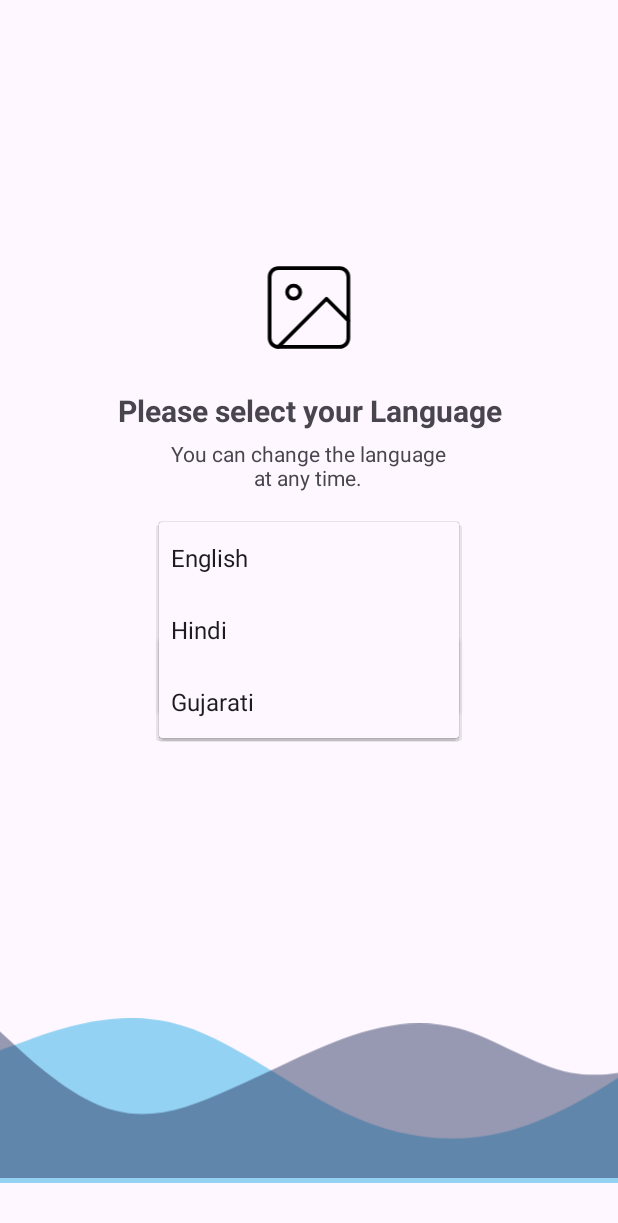
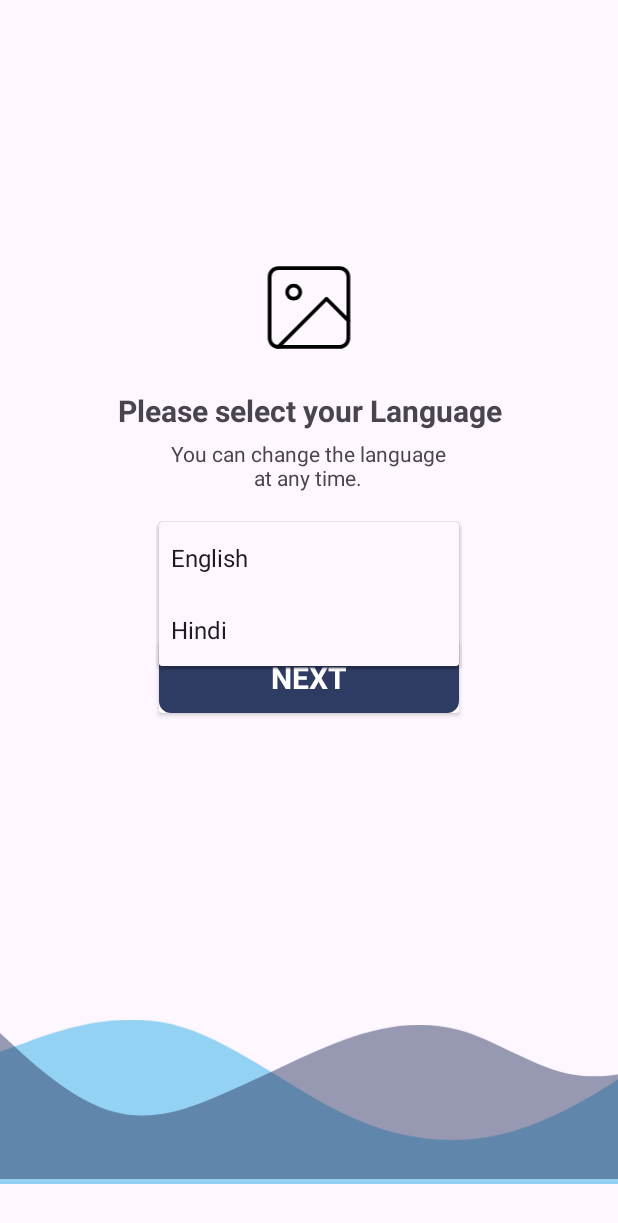
Before and after one commit to dayam8696/Liveasy-User-Authentication, an Android app: the screen it shows after launch (MainActivity), after a tap on "English", on a phone screen of 412 x 824 dp. Shown: the top 1223 px of the screen. Run offline under Robolectric (Android 15) with nearby library versions, the phone set to English and light mode, and no system bars.

Commit message:
final touch

```diff
--- a/app/src/main/java/com/example/liveasy/fragments/LanguageFragment.kt
+++ b/app/src/main/java/com/example/liveasy/fragments/LanguageFragment.kt
@@ -6,6 +6,7 @@ import android.view.View
 import android.view.ViewGroup
 import android.widget.AdapterView
 import android.widget.ArrayAdapter
+import android.widget.Spinner
 import android.widget.Toast
 import androidx.fragment.app.Fragment
 import androidx.navigation.fragment.findNavController
@@ -29,33 +30,11 @@ class LanguageFragment : BaseFragment() {
             findNavController().navigate(R.id.action_languageFragment_to_mobileFragment)
         }
 
-        setupSpinner()
+
 
 
     }
 
-    private fun setupSpinner() {
-        val spinnerList = mutableListOf("English", "Hindi", "Gujarati")
-        val adapter = ArrayAdapter(
-            requireContext(),
-            androidx.appcompat.R.layout.support_simple_spinner_dropdown_item,
-            spinnerList
-        )
-        binding.spinner.adapter = adapter
-        binding.spinner.onItemSelectedListener = object : AdapterView.OnItemSelectedListener {
-            override fun onItemSelected(
-                parent: AdapterView<*>?,
-                view: View?,
-                position: Int,
-                id: Long
-            ) {
-                showToast(spinnerList[position])
-            }
 
-            override fun onNothingSelected(parent: AdapterView<*>?) {
 
-            }
-
-        }
-    }
 }
--- a/app/src/main/res/layout/fragment_language.xml
+++ b/app/src/main/res/layout/fragment_language.xml
@@ -36,12 +36,13 @@
     <Spinner
         android:id="@+id/spinner"
         android:layout_width="200dp"
-        android:layout_height="wrap_content"
+        android:layout_height="50dp"
         android:gravity="center"
         android:layout_gravity="center"
         android:background="@drawable/enter_num_box_frame"
         android:layout_marginTop="20dp"
         android:entries="@array/Languages"/>
+
 
 <androidx.cardview.widget.CardView
     android:id="@+id/btnlng"
--- a/app/src/main/res/layout/fragment_mobile.xml
+++ b/app/src/main/res/layout/fragment_mobile.xml
@@ -23,7 +23,7 @@
         android:layout_gravity="center"
         android:layout_marginTop="6dp"
         android:gravity="center"
-        android:text="You'll recive 4 digit code to verify next" />
+        android:text="You'll recive 6 digit code to verify next" />
 
 
     <LinearLayout
--- a/app/src/main/res/values/strings.xml
+++ b/app/src/main/res/values/strings.xml
@@ -3,6 +3,5 @@
     <string-array name="Languages">
         <item>English</item>
         <item>Hindi</item>
-        <item>Gujarati</item>
     </string-array>
 </resources>
```
